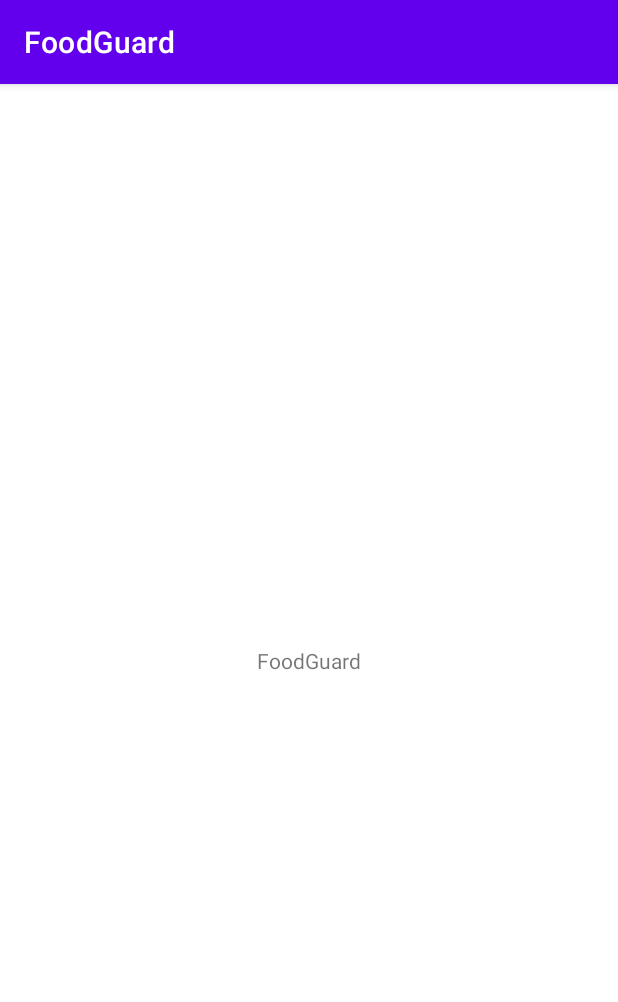
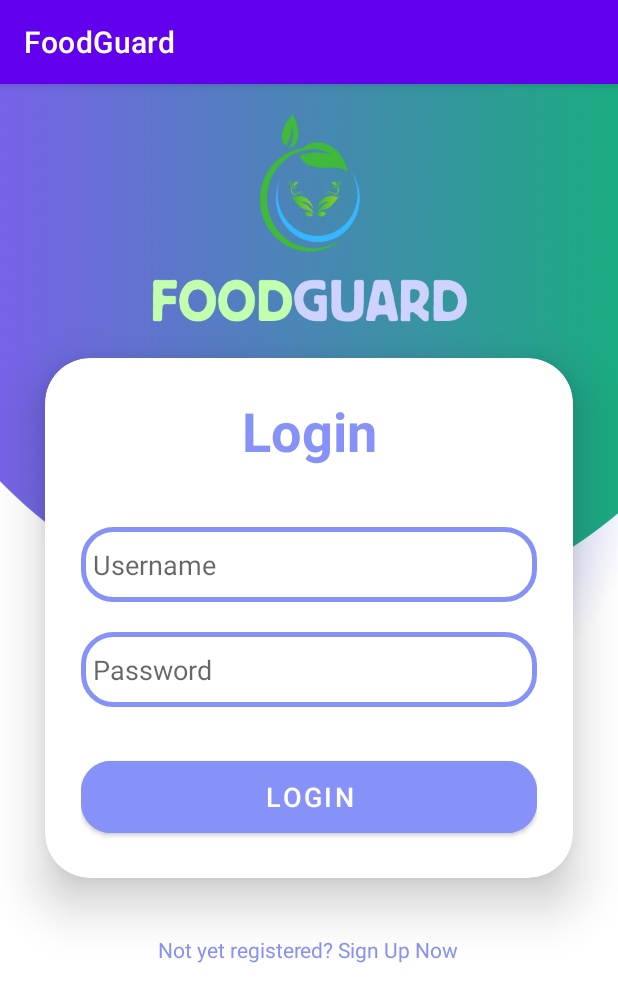
Before and after one commit to gabejeremy/FoodGuard, an Android app: the screen it shows after launch (MainActivity before the commit, LoginScreen after it), on a phone screen of 412 x 824 dp. Shown: the top 1002 px of the screen. Run offline under Robolectric (Android 15) with nearby library versions, the phone set to English and light mode, and no system bars.

Commit message:
Added Login Screen

```diff
--- /dev/null
+++ b/app/src/main/java/com/example/foodguard/LoginScreen.java
@@ -0,0 +1,45 @@
+package com.example.foodguard;
+
+import androidx.appcompat.app.AppCompatActivity;
+
+import android.content.Intent;
+import android.os.Bundle;
+import android.view.View;
+import android.widget.Button;
+import android.widget.EditText;
+import android.widget.Toast;
+
+public class LoginScreen extends AppCompatActivity {
+
+    EditText username;
+    EditText password;
+    Button loginButton;
+
+    @Override
+    protected void onCreate(Bundle savedInstanceState) {
+        super.onCreate(savedInstanceState);
+        setContentView(R.layout.activity_login_screen);
+
+        username = findViewById(R.id.username);
+        password = findViewById(R.id.password);
+        loginButton = findViewById(R.id.loginButton);
+
+        loginButton.setOnClickListener(new View.OnClickListener() {
+            @Override
+            public void onClick(View view) {
+                if (username.getText().toString().equals("user") && password.getText().toString().equals("1234")) {
+                    Toast.makeText(LoginScreen.this, "Login Successful!", Toast.LENGTH_SHORT).show();
+                    Intent toMain = new Intent(LoginScreen.this, MainActivity.class);
+                    startActivity(toMain);
+                } else {
+                    Toast.makeText(LoginScreen.this, "Login Failed!", Toast.LENGTH_SHORT).show();
+                }
+            }
+        });
+    }
+
+    public void openSignUpActivity(View view) {
+        Intent toSignUp = new Intent(this, SignUpActivity.class);
+        startActivity(toSignUp);
+    }
+}
--- a/app/src/main/java/com/example/foodguard/SplashScreen.java
+++ b/app/src/main/java/com/example/foodguard/SplashScreen.java
@@ -17,7 +17,7 @@ public class SplashScreen extends AppCompatActivity {
         handler.postDelayed(new Runnable() {
             @Override
             public void run() {
-                startActivity(new Intent(SplashScreen.this,MainActivity.class));
+                startActivity(new Intent(SplashScreen.this,LoginScreen.class));
                 finish();
             }
         },4000);
--- /dev/null
+++ b/app/src/main/res/drawable/custom_edittext.xml
@@ -0,0 +1,9 @@
+<?xml version="1.0" encoding="utf-8"?>
+<shape xmlns:android="http://schemas.android.com/apk/res/android"
+    android:shape="rectangle">
+    <stroke
+        android:width="3dp"
+        android:color="@color/purple"/>
+    <corners
+        android:radius="20dp"/>
+</shape>
--- /dev/null
+++ b/app/src/main/res/layout/activity_login_screen.xml
@@ -0,0 +1,92 @@
+<?xml version="1.0" encoding="utf-8"?>
+<LinearLayout
+    xmlns:android="http://schemas.android.com/apk/res/android"
+    xmlns:app="http://schemas.android.com/apk/res-auto"
+    xmlns:tools="http://schemas.android.com/tools"
+    xmlns:card_view="http://schemas.android.com/apk/res-auto"
+    android:layout_width="match_parent"
+    android:layout_height="match_parent"
+    android:orientation="vertical"
+    android:gravity="center"
+    android:background="@drawable/loginbkg"
+    tools:context=".LoginScreen">
+
+    <androidx.cardview.widget.CardView
+        android:layout_width="match_parent"
+        android:layout_height="wrap_content"
+        android:layout_margin="30dp"
+        app:cardCornerRadius="30dp"
+        app:cardElevation="20dp"
+        android:background="@drawable/custom_edittext">
+
+        <LinearLayout
+            android:layout_width="match_parent"
+            android:layout_height="wrap_content"
+            android:orientation="vertical"
+            android:layout_gravity="center_horizontal"
+            android:padding="24dp">
+
+
+            <TextView
+                android:layout_width="match_parent"
+                android:layout_height="wrap_content"
+                android:text="Login"
+                android:id="@+id/loginText"
+                android:textSize="36sp"
+                android:textAlignment="center"
+                android:textStyle="bold"
+                android:textColor="@color/purple"/>
+
+            <EditText
+                android:layout_width="match_parent"
+                android:layout_height="50dp"
+                android:id="@+id/username"
+                android:background="@drawable/custom_edittext"
+                android:drawablePadding="8dp"
+                android:hint="Username"
+                android:padding="8dp"
+                android:textColor="@color/black"
+                android:textColorHighlight="@color/cardview_dark_background"
+                android:layout_marginTop="40dp"/>
+
+            <EditText
+                android:layout_width="match_parent"
+                android:layout_height="50dp"
+                android:id="@+id/password"
+                android:background="@drawable/custom_edittext"
+                android:drawablePadding="8dp"
+                android:hint="Password"
+                android:padding="8dp"
+                android:inputType="textPassword"
+                android:textColor="@color/black"
+                android:textColorHighlight="@color/cardview_dark_background"
+                android:layout_marginTop="20dp"/>
+
+            <Button
+                android:layout_width="match_parent"
+                android:layout_height="60dp"
+                android:id="@+id/loginButton"
+                android:text="Login"
+                android:textSize="18sp"
+                android:layout_marginTop="30dp"
+                android:backgroundTint="@color/purple"
+                app:cornerRadius = "20dp"/>
+
+        </LinearLayout>
+
+    </androidx.cardview.widget.CardView>
+
+    <TextView
+        android:layout_width="wrap_content"
+        android:layout_height="wrap_content"
+        android:padding="8dp"
+        android:text="Not yet registered? Sign Up Now"
+        android:textSize="14sp"
+        android:textAlignment="center"
+        android:id="@+id/signupText"
+        android:textColor="@color/purple"
+        android:layout_marginBottom="20dp"
+        android:clickable="true"
+        android:onClick="openSignUpActivity"/>
+
+</LinearLayout>
--- a/app/src/main/res/values/colors.xml
+++ b/app/src/main/res/values/colors.xml
@@ -7,4 +7,5 @@
     <color name="teal_700">#FF018786</color>
     <color name="black">#FF000000</color>
     <color name="white">#FFFFFFFF</color>
+    <color name="purple">#8692f7</color>
 </resources>
```
Also changed, not shown: app/src/main/AndroidManifest.xml (+11 -6 lines), app/src/main/java/com/example/foodguard/SignUpActivity.java (added, +20 -0 lines), app/src/main/res/layout/activity_sign_up.xml (added, +104 -0 lines), app/src/main/res/layout/activity_splash_screen.xml (+4 -5 lines), app/src/main/res/drawable/loginbkg.png (added).
